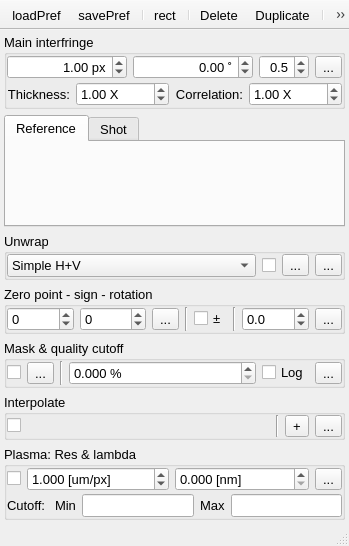
First picture: the form in UIs/nInterferometry.ui, repository NeutrinoToolkit/Neutrino, before the edit.
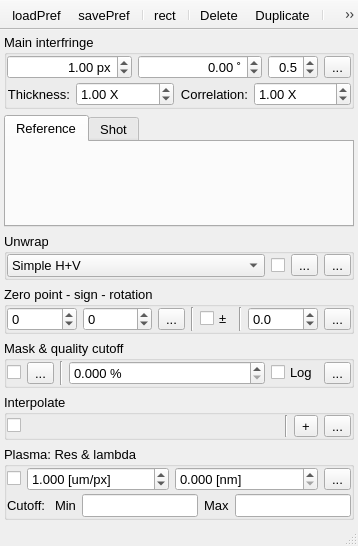
Second picture: the form after the edit. Icons and pictures are not drawn.

Commit message: fix opencl wavelet lambda/angle

```diff
--- a/UIs/nInterferometry.ui
+++ b/UIs/nInterferometry.ui
@@ -6,7 +6,7 @@
    <rect>
     <x>0</x>
     <y>0</y>
-    <width>349</width>
+    <width>358</width>
     <height>546</height>
    </rect>
   </property>
@@ -957,7 +957,6 @@
    <addaction name="separator"/>
    <addaction name="actionDoWavelet"/>
    <addaction name="chained"/>
-   <addaction name="actionIterate"/>
   </widget>
   <action name="actionRect">
    <property name="icon">
@@ -1047,18 +1046,6 @@
     <string>delete local images</string>
    </property>
   </action>
-  <action name="actionIterate">
-   <property name="icon">
-    <iconset resource="../qrc/icons.qrc">
-     <normaloff>:/icons/gearPy.png</normaloff>:/icons/gearPy.png</iconset>
-   </property>
-   <property name="text">
-    <string>Iterate</string>
-   </property>
-   <property name="neutrinoSave" stdset="0">
-    <bool>true</bool>
-   </property>
-  </action>
  </widget>
  <tabstops>
   <tabstop>widthCarrier</tabstop>
```
Left out of the diff: 28 changed lines with no effect on the pictures. The commit also changes 2 other files.
